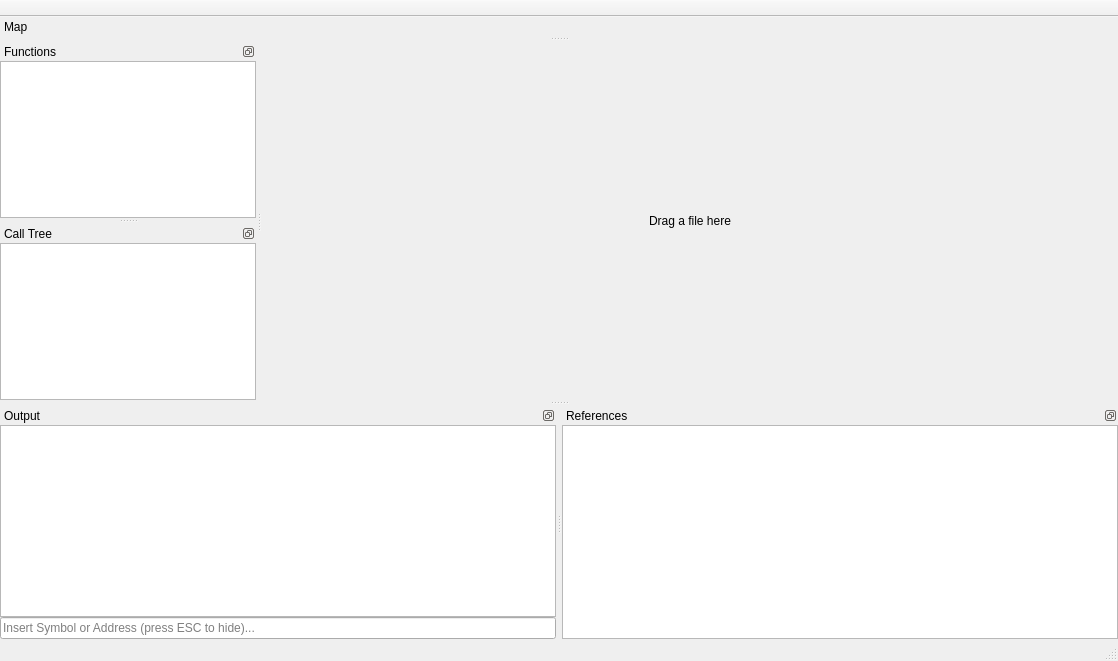
Above: mainwindow.ui from REDasmOrg/REDasm before the change. Below: the same form after it.
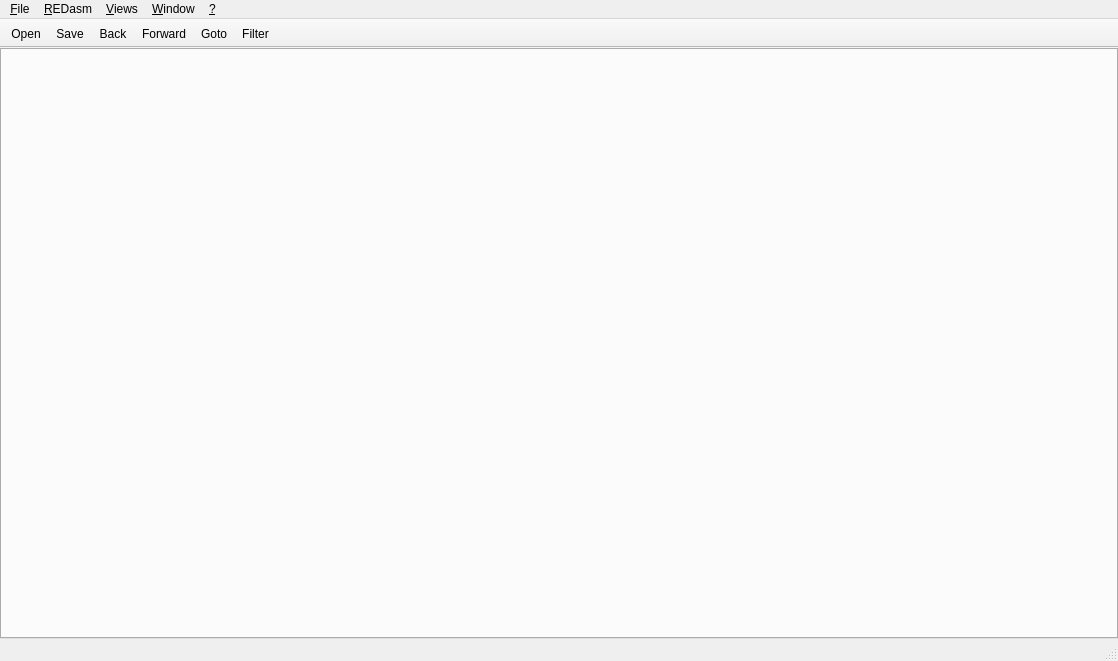
That is the form after the change. Icons and pictures are not drawn. Custom widgets are drawn as their Qt base class.

What changed in the file:
```diff
--- a/mainwindow.ui
+++ b/mainwindow.ui
@@ -20,8 +20,14 @@
   <property name="toolButtonStyle">
    <enum>Qt::ToolButtonTextBesideIcon</enum>
   </property>
+  <property name="documentMode">
+   <bool>false</bool>
+  </property>
+  <property name="tabShape">
+   <enum>QTabWidget::Rounded</enum>
+  </property>
   <widget class="QWidget" name="centralWidget">
-   <layout class="QVBoxLayout" name="verticalLayout_6">
+   <layout class="QVBoxLayout" name="verticalLayout">
     <property name="spacing">
      <number>0</number>
     </property>
@@ -38,292 +44,80 @@
      <number>0</number>
     </property>
     <item>
-     <widget class="QStackedWidget" name="stackView">
-      <property name="sizePolicy">
-       <sizepolicy hsizetype="Preferred" vsizetype="Preferred">
-        <horstretch>0</horstretch>
-        <verstretch>0</verstretch>
-       </sizepolicy>
-      </property>
-      <property name="currentIndex">
-       <number>0</number>
-      </property>
-      <widget class="QWidget" name="page">
-       <property name="sizePolicy">
-        <sizepolicy hsizetype="Preferred" vsizetype="Preferred">
-         <horstretch>0</horstretch>
-         <verstretch>0</verstretch>
-        </sizepolicy>
-       </property>
-       <layout class="QVBoxLayout" name="verticalLayout_2">
-        <property name="spacing">
-         <number>0</number>
-        </property>
-        <property name="leftMargin">
-         <number>0</number>
-        </property>
-        <property name="topMargin">
-         <number>0</number>
-        </property>
-        <property name="rightMargin">
-         <number>0</number>
-        </property>
-        <property name="bottomMargin">
-         <number>0</number>
-        </property>
-        <item>
-         <widget class="QLabel" name="label">
-          <property name="text">
-           <string>Drag a file here</string>
-          </property>
-          <property name="alignment">
-           <set>Qt::AlignCenter</set>
-          </property>
-         </widget>
-        </item>
-       </layout>
-      </widget>
-     </widget>
+     <widget class="DisassemblerTabs" name="tabs"/>
     </item>
    </layout>
   </widget>
   <widget class="QStatusBar" name="statusBar"/>
-  <widget class="QDockWidget" name="dockListingMap">
-   <property name="features">
-    <set>QDockWidget::DockWidgetMovable</set>
+  <widget class="QMenuBar" name="menuBar">
+   <property name="geometry">
+    <rect>
+     <x>0</x>
+     <y>0</y>
+     <width>1118</width>
+     <height>21</height>
+    </rect>
    </property>
-   <property name="windowTitle">
-    <string>Map</string>
-   </property>
-   <attribute name="dockWidgetArea">
-    <number>4</number>
-   </attribute>
-   <widget class="ListingMap" name="listingMap"/>
-  </widget>
-  <widget class="QDockWidget" name="dockFunctions">
-   <property name="features">
-    <set>QDockWidget::DockWidgetFloatable|QDockWidget::DockWidgetMovable</set>
-   </property>
-   <property name="windowTitle">
-    <string>Functions</string>
-   </property>
-   <attribute name="dockWidgetArea">
-    <number>1</number>
-   </attribute>
-   <widget class="QWidget" name="dockWidgetContents_3">
-    <layout class="QVBoxLayout" name="verticalLayout_3">
-     <property name="spacing">
-      <number>0</number>
-     </property>
-     <property name="leftMargin">
-      <number>0</number>
-     </property>
-     <property name="topMargin">
-      <number>0</number>
-     </property>
-     <property name="rightMargin">
-      <number>0</number>
-     </property>
-     <property name="bottomMargin">
-      <number>0</number>
-     </property>
-     <item>
-      <widget class="QTableView" name="tvFunctions">
-       <property name="contextMenuPolicy">
-        <enum>Qt::CustomContextMenu</enum>
-       </property>
-       <property name="frameShadow">
-        <enum>QFrame::Plain</enum>
-       </property>
-       <property name="lineWidth">
-        <number>0</number>
-       </property>
-       <property name="editTriggers">
-        <set>QAbstractItemView::NoEditTriggers</set>
-       </property>
-       <property name="selectionMode">
-        <enum>QAbstractItemView::SingleSelection</enum>
-       </property>
-       <property name="selectionBehavior">
-        <enum>QAbstractItemView::SelectRows</enum>
-       </property>
-       <property name="horizontalScrollMode">
-        <enum>QAbstractItemView::ScrollPerPixel</enum>
-       </property>
-       <property name="showGrid">
-        <bool>false</bool>
-       </property>
-       <property name="wordWrap">
-        <bool>false</bool>
-       </property>
-       <property name="cornerButtonEnabled">
-        <bool>false</bool>
-       </property>
-       <attribute name="horizontalHeaderHighlightSections">
-        <bool>false</bool>
-       </attribute>
-      </widget>
-     </item>
-    </layout>
+   <widget class="QMenu" name="menu_File">
+    <property name="title">
+     <string>&amp;File</string>
+    </property>
+    <addaction name="action_Open"/>
+    <addaction name="action_Save"/>
+    <addaction name="action_Save_As"/>
+    <addaction name="action_Recent_Files"/>
+    <addaction name="action_Close"/>
+    <addaction name="separator"/>
+    <addaction name="action_Exit"/>
    </widget>
-  </widget>
-  <widget class="QDockWidget" name="dockCallTree">
-   <property name="features">
-    <set>QDockWidget::DockWidgetFloatable|QDockWidget::DockWidgetMovable</set>
-   </property>
-   <property name="windowTitle">
-    <string>Call Tree</string>
-   </property>
-   <attribute name="dockWidgetArea">
-    <number>1</number>
-   </attribute>
-   <widget class="QWidget" name="dockWidgetContents_8">
-    <layout class="QVBoxLayout" name="verticalLayout_4">
-     <property name="spacing">
-      <number>0</number>
-     </property>
-     <property name="leftMargin">
-      <number>0</number>
-     </property>
-     <property name="topMargin">
-      <number>0</number>
-     </property>
-     <property name="rightMargin">
-      <number>0</number>
-     </property>
-     <property name="bottomMargin">
-      <number>0</number>
-     </property>
-     <item>
-      <widget class="QTreeView" name="tvCallTree">
-       <property name="contextMenuPolicy">
-        <enum>Qt::CustomContextMenu</enum>
-       </property>
-       <attribute name="headerStretchLastSection">
-        <bool>false</bool>
-       </attribute>
-      </widget>
-     </item>
-    </layout>
+   <widget class="QMenu" name="menu">
+    <property name="title">
+     <string>&amp;?</string>
+    </property>
+    <addaction name="action_Telegram"/>
+    <addaction name="action_Reddit"/>
+    <addaction name="separator"/>
+    <addaction name="action_Report_an_Issue"/>
+    <addaction name="action_About"/>
    </widget>
-  </widget>
-  
-  <widget class="QDockWidget" name="dockOutput">
-   <property name="sizePolicy">
-    <sizepolicy hsizetype="Preferred" vsizetype="Preferred">
-     <horstretch>0</horstretch>
-     <verstretch>0</verstretch>
-    </sizepolicy>
-   </property>
-   <property name="features">
-    <set>QDockWidget::DockWidgetFloatable|QDockWidget::DockWidgetMovable</set>
-   </property>
-   <property name="windowTitle">
-    <string>Output</string>
-   </property>
-   <attribute name="dockWidgetArea">
-    <number>8</number>
-   </attribute>
-   <widget class="QWidget" name="dockWidgetContents">
-    <layout class="QVBoxLayout" name="verticalLayout">
-     <property name="spacing">
-      <number>0</number>
-     </property>
-     <property name="leftMargin">
-      <number>0</number>
-     </property>
-     <property name="topMargin">
-      <number>0</number>
-     </property>
-     <property name="rightMargin">
-      <number>0</number>
-     </property>
-     <property name="bottomMargin">
-      <number>0</number>
-     </property>
-     <item>
-      <widget class="OutputWidget" name="pteOutput">
-       <property name="sizePolicy">
-        <sizepolicy hsizetype="Preferred" vsizetype="Preferred">
-         <horstretch>0</horstretch>
-         <verstretch>0</verstretch>
-        </sizepolicy>
-       </property>
-       <property name="frameShape">
-        <enum>QFrame::StyledPanel</enum>
-       </property>
-       <property name="frameShadow">
-        <enum>QFrame::Plain</enum>
-       </property>
-      </widget>
-     </item>
-     <item>
-      <widget class="QLineEdit" name="leFilter">
-       <property name="placeholderText">
-        <string>Insert Symbol or Address (press ESC to hide)...</string>
-       </property>
-      </widget>
-     </item>
-    </layout>
+   <widget class="QMenu" name="menu_Window">
+    <property name="title">
+     <string>&amp;Window</string>
+    </property>
+    <addaction name="action_Reset_Layout"/>
    </widget>
-  </widget>
-<widget class="QDockWidget" name="dockReferences">
-   <property name="features">
-    <set>QDockWidget::DockWidgetFloatable|QDockWidget::DockWidgetMovable</set>
-   </property>
-   <property name="windowTitle">
-    <string>References</string>
-   </property>
-   <attribute name="dockWidgetArea">
-    <number>8</number>
-   </attribute>
-   <widget class="QWidget" name="dockWidgetContents_7">
-    <layout class="QVBoxLayout" name="verticalLayout_5">
-     <property name="spacing">
-      <number>0</number>
+   <widget class="QMenu" name="menu_Views">
+    <property name="title">
+     <string>&amp;Views</string>
+    </property>
+    <addaction name="action_Segments"/>
+    <addaction name="action_Functions"/>
+    <addaction name="action_Listing"/>
+    <addaction name="separator"/>
+   </widget>
+   <widget class="QMenu" name="menu_REDasm">
+    <property name="title">
+     <string>&amp;REDasm</string>
+    </property>
+    <widget class="QMenu" name="menu_Development">
+     <property name="title">
+      <string>&amp;Development</string>
      </property>
-     <property name="leftMargin">
-      <number>0</number>
-     </property>
-     <property name="topMargin">
-      <number>0</number>
-     </property>
-     <property name="rightMargin">
-      <number>0</number>
-     </property>
-     <property name="bottomMargin">
-      <number>0</number>
-     </property>
-     <item>
-      <widget class="QTreeView" name="tvReferences">
-       <property name="lineWidth">
-        <number>0</number>
-       </property>
-       <property name="editTriggers">
-        <set>QAbstractItemView::NoEditTriggers</set>
-       </property>
-       <property name="selectionBehavior">
-        <enum>QAbstractItemView::SelectRows</enum>
-       </property>
-       <property name="rootIsDecorated">
-        <bool>false</bool>
-       </property>
-       <property name="uniformRowHeights">
-        <bool>true</bool>
-       </property>
-       <property name="itemsExpandable">
-        <bool>false</bool>
-       </property>
-       <property name="expandsOnDoubleClick">
-        <bool>false</bool>
-       </property>
-       <attribute name="headerStretchLastSection">
-        <bool>false</bool>
-       </attribute>
-      </widget>
-     </item>
-    </layout>
+     <addaction name="action_Blocks"/>
+     <addaction name="action_Graphs"/>
+    </widget>
+    <addaction name="action_Goto"/>
+    <addaction name="action_Filter"/>
+    <addaction name="action_Signatures"/>
+    <addaction name="separator"/>
+    <addaction name="menu_Development"/>
+    <addaction name="action_Settings"/>
    </widget>
+   <addaction name="menu_File"/>
+   <addaction name="menu_REDasm"/>
+   <addaction name="menu_Views"/>
+   <addaction name="menu_Window"/>
+   <addaction name="menu"/>
   </widget>
   <widget class="QToolBar" name="toolBar">
    <property name="windowTitle">
@@ -332,6 +126,12 @@
    <property name="movable">
     <bool>false</bool>
    </property>
+   <property name="allowedAreas">
+    <set>Qt::TopToolBarArea</set>
+   </property>
+   <property name="toolButtonStyle">
+    <enum>Qt::ToolButtonTextBesideIcon</enum>
+   </property>
    <property name="floatable">
     <bool>false</bool>
    </property>
@@ -341,19 +141,133 @@
    <attribute name="toolBarBreak">
     <bool>false</bool>
    </attribute>
+   <addaction name="action_Open"/>
+   <addaction name="action_Save"/>
+   <addaction name="action_Back"/>
+   <addaction name="action_Forward"/>
+   <addaction name="action_Goto"/>
+   <addaction name="action_Filter"/>
   </widget>
+  <action name="action_Open">
+   <property name="text">
+    <string>&amp;Open</string>
+   </property>
+  </action>
+  <action name="action_About">
+   <property name="text">
+    <string>&amp;About</string>
+   </property>
+  </action>
+  <action name="action_Telegram">
+   <property name="text">
+    <string>&amp;Telegram</string>
+   </property>
+  </action>
+  <action name="action_Reddit">
+   <property name="text">
+    <string>&amp;Reddit</string>
+   </property>
+  </action>
+  <action name="action_Report_an_Issue">
+   <property name="text">
+    <string>&amp;Report an Issue</string>
+   </property>
+  </action>
+  <action name="action_Save">
+   <property name="text">
+    <string>&amp;Save</string>
+   </property>
+  </action>
+  <action name="action_Exit">
+   <property name="text">
+    <string>&amp;Exit</string>
+   </property>
+  </action>
+  <action name="action_Save_As">
+   <property name="text">
+    <string>&amp;Save As</string>
+   </property>
+  </action>
+  <action name="action_Close">
+   <property name="text">
+    <string>&amp;Close</string>
+   </property>
+  </action>
+  <action name="action_Recent_Files">
+   <property name="text">
+    <string>&amp;Recent Files</string>
+   </property>
+  </action>
+  <action name="action_Reset_Layout">
+   <property name="text">
+    <string>&amp;Reset Layout</string>
+   </property>
+  </action>
+  <action name="action_Settings">
+   <property name="text">
+    <string>&amp;Settings</string>
+   </property>
+  </action>
+  <action name="action_Segments">
+   <property name="text">
+    <string>&amp;Segments</string>
+   </property>
+  </action>
+  <action name="action_Functions">
+   <property name="text">
+    <string>&amp;Functions</string>
+   </property>
+  </action>
+  <action name="action_Listing">
+   <property name="text">
+    <string>&amp;Listing</string>
+   </property>
+  </action>
+  <action name="action_Signatures">
+   <property name="text">
+    <string>&amp;Signatures</string>
+   </property>
+  </action>
+  <action name="action_Blocks">
+   <property name="text">
+    <string>&amp;Blocks</string>
+   </property>
+  </action>
+  <action name="action_Back">
+   <property name="text">
+    <string>&amp;Back</string>
+   </property>
+  </action>
+  <action name="action_Forward">
+   <property name="text">
+    <string>&amp;Forward</string>
+   </property>
+  </action>
+  <action name="action_Goto">
+   <property name="text">
+    <string>&amp;Goto</string>
+   </property>
+  </action>
+  <action name="action_Filter">
+   <property name="text">
+    <string>&amp;Filter</string>
+   </property>
+   <property name="shortcut">
+    <string>F3</string>
+   </property>
+  </action>
+  <action name="action_Graphs">
+   <property name="text">
+    <string>&amp;Graphs</string>
+   </property>
+  </action>
  </widget>
  <layoutdefault spacing="6" margin="11"/>
  <customwidgets>
   <customwidget>
-   <class>OutputWidget</class>
-   <extends>QPlainTextEdit</extends>
-   <header>widgets/outputwidget.h</header>
-  </customwidget>
-  <customwidget>
-   <class>ListingMap</class>
-   <extends>QWidget</extends>
-   <header>widgets/listingmap.h</header>
+   <class>DisassemblerTabs</class>
+   <extends>QTabWidget</extends>
+   <header>widgets/disassemblertabs/disassemblertabs.h</header>
    <container>1</container>
   </customwidget>
  </customwidgets>
```
